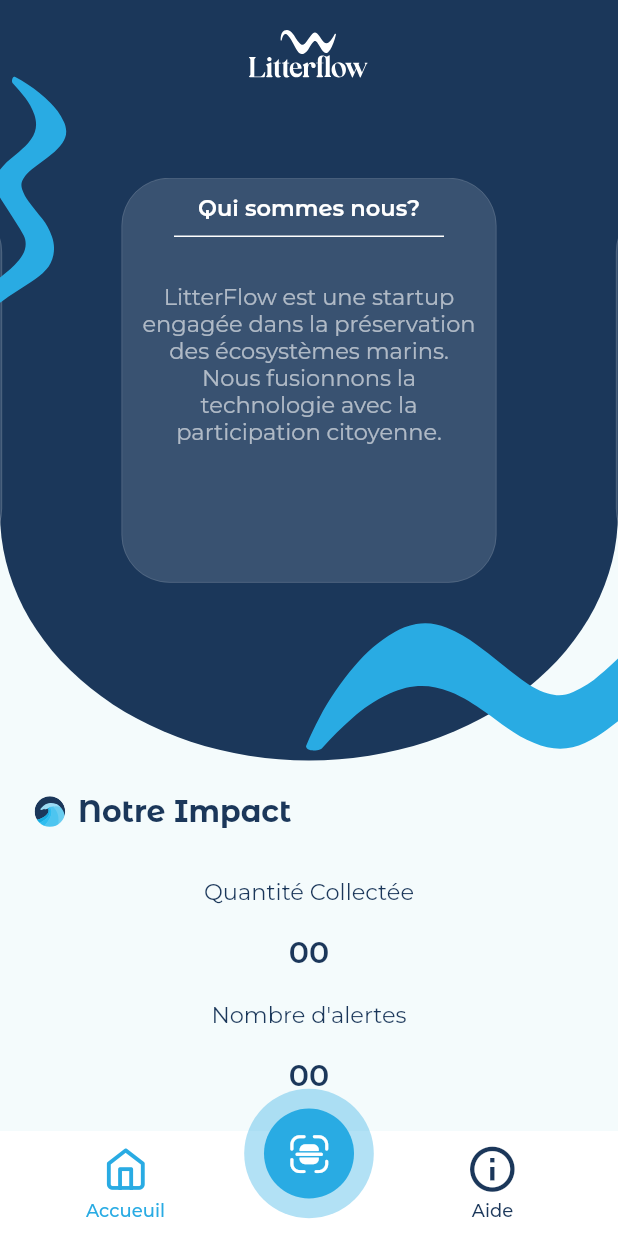
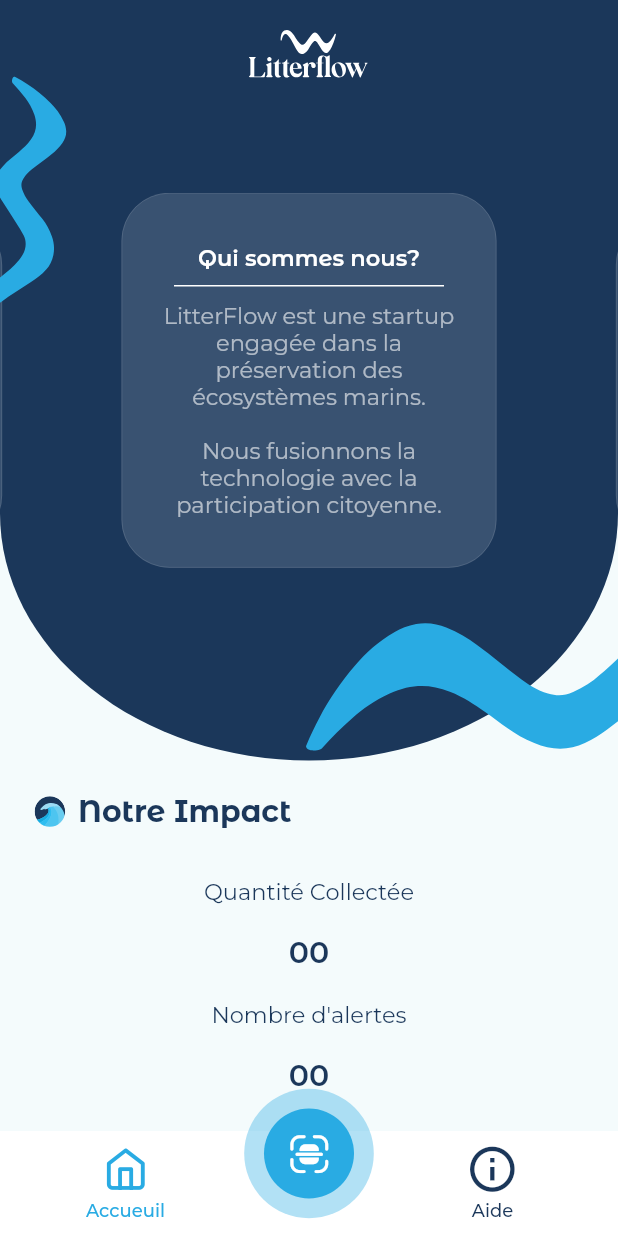
Before and after one commit to Bilal001122/litterflow-app, a Flutter app: the screen it shows after launch, after a tap on "Passer", on a phone screen of 412 x 824 dp. Run offline on Flutter 3.47's test engine with Material 2 defaults, Android fonts, the phone set to English and light mode, and no system bars; drawn by our look-alikes of carousel_slider; our stand-ins replace bloc, camera, cloud_firestore, firebase_core, firebase_storage, flutter_bloc and 5 more; accounts and stored records are empty; generated files the repository leaves out were written again; project files that could hold a hidden picture were left out.

Commit message:
work done for bilal

```diff
--- a/lib/constants/strings.dart
+++ b/lib/constants/strings.dart
@@ -38,27 +38,27 @@
   // First Carousel
   static const String carousel1Title = 'Qui sommes nous?';
   static const String carousel1Subtitle =
-      'LitterFlow est une startup engagée dans la préservation des écosystèmes marins.\nNous fusionnons la technologie avec la participation citoyenne.';
+      'LitterFlow est une startup\nengagée dans la\npréservation des\nécosystèmes marins.\n\nNous fusionnons la\ntechnologie avec la\nparticipation citoyenne.';
 
   // Second Carousel
   static const String carousel2Title = 'Qui sommes nous?';
   static const String carousel2Subtitle =
-      'En permettant aux citoyens de signaler les déchets flottants dans les ports.\nNotre équipe intervient ensuite pour les collecter et sensibiliser le public à la préservation de l’environnement marin.';
+      'En permettant aux\ncitoyens de signaler les\ndéchets flottants dans les\nports.\nNotre équipe intervient\nensuite pour les collecter\net sensibiliser le public à la\npréservation de\nl’environnement marin.';
 
   // Third Carousel
   static const String carousel3Title = 'Pourquoi contribuer?';
   static const String carousel3Subtitle =
-      'Votre action dans la lutte contre les déchets flottants contribue directement à la protection de la biodiversité côtière et à la sauvegarde de nos écosystèmes marins pour les générations futures.';
+      'Votre action dans la lutte\ncontre les déchets\nflottants contribue\ndirectement à la\nprotection de la\nbiodiversité côtière et à la\nsauvegarde de nos\nécosystèmes marins pour\nles générations futures.';
 
   // Fourth Carousel
   static const String carousel4Title = 'Pourquoi contribuer?';
   static const String carousel4Subtitle =
-      'La préservation de nos ports est essentiel pour maintenir un environnement côtier propre et préserver la vie marine. Rejoignez-nous pour un impact positif et durable sur nos côtes.';
+      'La préservation de nos\nports est essentiel pour\nmaintenir un\nenvironnement côtier\npropre et préserver la vie\nmarine.\nRejoignez-nous pour un\nimpact positif et durable\nsur nos côtes.';
 
   // Fifth Carousel
   static const String carousel5Title = 'Comment contribuer?';
   static const String carousel5Subtitle =
-      'Agissez pour un Port Propre. Signalez leur présence facilement en prenant une photo via notre application mobile en un simple clic sur le bouton d\'en bas.';
+      'Agissez pour un Port\nPropre en contribuant à la\nlutte contre les déchets\nflottants.\nSignalez leur présence\nfacilement en prenant une\nphoto via notre application\nmobile en un simple clic\nsur le bouton d\'en bas.';
 }
 
 class ScanStrings {
@@ -118,7 +118,7 @@
     {
       'question': 'Comment protéger la confidentialité de mes informations tout en signalant des déchets ?',
       'answer':
-      'L\’application vous permet de signaler et d’identifier manuellement les déchets flottants que vous repérez sur la surface de l\’eau. Vous prenez une photo de l\’objet et fournissez des détails sur le type de déchet.'
+      'L’application vous permet de signaler et d’identifier manuellement les déchets flottants que vous repérez sur la surface de l’eau. Vous prenez une photo de l’objet et fournissez des détails sur le type de déchet.'
     },
     {
       'question':
--- a/lib/presentation/app_router/app_router.dart
+++ b/lib/presentation/app_router/app_router.dart
@@ -18,16 +18,48 @@
           builder: (_) => const AppLayout(),
         );
       case '/guide':
-        return MaterialPageRoute(
-          builder: (_) => const GuideScreen(),
+        return PageRouteBuilder(
+          transitionDuration: const Duration(milliseconds: 300),
+          pageBuilder: (context, animation, secondaryAnimation) {
+            return const GuideScreen();
+          },
+          transitionsBuilder: (context, animation, secondaryAnimation, child) {
+            return SlideTransition(
+              position: animation.drive(
+                Tween(
+                  begin: const Offset(0.0, 1.0),
+                  end: Offset.zero,
+                ).chain(
+                  CurveTween(curve: Curves.ease),
+                ),
+              ),
+              child: child,
+            );
+          },
         );
       case '/home':
         return MaterialPageRoute(
           builder: (_) => const HomeScreen(),
         );
       case '/scan':
-        return MaterialPageRoute(
-          builder: (_) => const ScanScreen(),
+        return PageRouteBuilder(
+          transitionDuration: const Duration(milliseconds: 300),
+          pageBuilder: (context, animation, secondaryAnimation) {
+            return const ScanScreen();
+          },
+          transitionsBuilder: (context, animation, secondaryAnimation, child) {
+            return SlideTransition(
+              position: animation.drive(
+                Tween(
+                  begin: const Offset(0.0, 1.0),
+                  end: Offset.zero,
+                ).chain(
+                  CurveTween(curve: Curves.ease),
+                ),
+              ),
+              child: child,
+            );
+          },
         );
       case '/image_show':
         return MaterialPageRoute(
--- a/lib/presentation/screens/help/help_screen.dart
+++ b/lib/presentation/screens/help/help_screen.dart
@@ -16,7 +16,6 @@
         body: Column(
           children: [
             Expanded(
-                //width: double.infinity,
               child: Stack(
                 fit: StackFit.loose,
                 children: [
@@ -59,7 +58,7 @@
                 shrinkWrap: true,
                 itemCount: HelpStrings.questionAnswers.length,
                 padding: const EdgeInsets.all(10.0),
-                  itemBuilder: (context, index){
+                itemBuilder: (context, index) {
                   return Card(
                     shape: const RoundedRectangleBorder(
                       borderRadius: BorderRadius.all(Radius.circular(10.0)),
@@ -70,26 +69,18 @@
                       ),
                     ),
                     elevation: 0,
-
-                      child : ExpansionTile(
-                        //tilePadding: EdgeInsets.all(10.0),
+                    child: ExpansionTile(
                       leading: SvgPicture.asset(HelpImages.faqIcon),
                       textColor: AppColors.kSecondaryColor,
-                        /*
-                        trailing: Icon(
-
-                          //MyFlutterApp.angleUp,
-
-                          color: AppColors.kSecondaryColor,
-                          //_customIcon ? MyFlutterApp.angleDown : MyFlutterApp.angleUp,
-                        ),*/
-                        //collapsedShape: ,
-
                       iconColor: AppColors.kSecondaryColor,
                       collapsedIconColor: AppColors.kSecondaryColor,
-                        //shape:
+                      shape: const Border(),
                       title: Text(
-                          HelpStrings.questionAnswers.elementAt(index).values.elementAt(0).toString(),
+                        HelpStrings.questionAnswers
+                            .elementAt(index)
+                            .values
+                            .elementAt(0)
+                            .toString(),
                         style: const TextStyle(
                           color: AppColors.kSecondaryColor,
                           fontFamily: 'MontserratAlternates',
@@ -101,17 +92,23 @@
                       expandedCrossAxisAlignment: CrossAxisAlignment.start,
                       children: [
                         Center(
-                            child: SvgPicture.asset(HelpImages.line, width: 300.0,),
-
+                          child: SvgPicture.asset(
+                            HelpImages.line,
+                            width: 300.0,
+                          ),
                         ),
                         ListTile(
                           title: Opacity(
                             opacity: 0.7,
-                              child : Padding(
+                            child: Padding(
                               padding: const EdgeInsets.all(8.0),
                               child: Text(
-                                  HelpStrings.questionAnswers.elementAt(index).values.elementAt(1).toString(),
-                                  style : const TextStyle(
+                                HelpStrings.questionAnswers
+                                    .elementAt(index)
+                                    .values
+                                    .elementAt(1)
+                                    .toString(),
+                                style: const TextStyle(
                                   color: AppColors.kSecondaryColor,
                                   fontFamily: 'Montserrat',
                                   fontSize: 10.0,
@@ -128,15 +125,13 @@
               ),
             ),
             Padding(
-                padding: const EdgeInsets.symmetric(vertical: 6.0, horizontal: 20.0),
+              padding:
+                  const EdgeInsets.symmetric(vertical: 6.0, horizontal: 20.0),
               child: Row(
                 children: [
                   const Expanded(
                     child: Text(
-
                       HelpStrings.helpFooter,
-
-                        //overflow: TextOverflow.,
                       softWrap: true,
                       maxLines: 3,
                       style: TextStyle(
@@ -149,7 +144,6 @@
                   ),
                   Container(
                     margin: const EdgeInsets.only(left: 15.0),
-                      //padding: EdgeInsets.symmetric(horizontal: 22, vertical: 11),
                     decoration: BoxDecoration(
                       boxShadow: [
                         BoxShadow(
@@ -161,7 +155,6 @@
                     ),
                     child: TextButton(
                       style: TextButton.styleFrom(
-                          //foregroundColor: AppColors.kSecondaryColor,
                         backgroundColor: AppColors.kPrimaryColor,
                         shape: RoundedRectangleBorder(
                           borderRadius: BorderRadius.circular(10),
@@ -171,7 +164,8 @@
                         Navigator.pushNamed(context, '/guide');
                       },
                       child: const Padding(
-                          padding: EdgeInsets.symmetric(horizontal: 8.0, vertical: 6.0),
+                        padding: EdgeInsets.symmetric(
+                            horizontal: 8.0, vertical: 6.0),
                         child: Text(
                           HelpStrings.helpFooterButton,
                           style: TextStyle(
@@ -180,10 +174,8 @@
                             fontWeight: FontWeight.w600,
                             fontFamily: 'MontserratAlternates',
                           ),
-
                         ),
                       ),
-
                     ),
                   ),
                 ],
@@ -192,7 +184,6 @@
             Padding(
               padding: const EdgeInsets.only(bottom: 10),
               child: Row(
-                  //crossAxisAlignment: CrossAxisAlignment.spaceAround,
                 mainAxisAlignment: MainAxisAlignment.spaceEvenly,
                 children: [
                   Row(
--- a/lib/presentation/screens/home/home_screen.dart
+++ b/lib/presentation/screens/home/home_screen.dart
@@ -3,8 +3,7 @@
 import 'package:litterflow_app/constants/colors.dart';
 import 'package:litterflow_app/constants/images.dart';
 import 'package:litterflow_app/constants/strings.dart';
-
-import '../../widgets/home/home_carroussel.dart';
+import '../../widgets/home/home_carousel.dart';
 
 class HomeScreen extends StatelessWidget {
   const HomeScreen({super.key});
@@ -18,7 +17,9 @@
             Expanded(
               child: Container(
                 decoration: const BoxDecoration(
-                    borderRadius: BorderRadius.only(bottomLeft: Radius.elliptical(250.0,200), bottomRight: Radius.elliptical(250.0,200)),
+                  borderRadius: BorderRadius.only(
+                      bottomLeft: Radius.elliptical(250.0, 200),
+                      bottomRight: Radius.elliptical(250.0, 200)),
                   color: AppColors.kSecondaryColor,
                 ),
                 width: double.infinity,
@@ -26,14 +27,13 @@
                   alignment: Alignment.center,
                   children: [
                     Positioned(
-                        top : 20,
-
+                      top: 20,
                       child: SvgPicture.asset(
                         GlobalImages.logoWhite,
                       ),
                     ),
-                      Positioned(
-                          child: HomeCarroussel(),
+                    const Positioned(
+                      child: HomeCarousel(),
                     ),
                     Positioned(
                       left: 0,
@@ -48,7 +48,6 @@
                   ],
                 ),
               ),
-
             ),
             Padding(
               padding: const EdgeInsets.all(15.0),
--- a/lib/presentation/widgets/guide/first_carousel_slide.dart
+++ b/lib/presentation/widgets/guide/first_carousel_slide.dart
@@ -1,4 +1,5 @@
 import 'package:flutter/material.dart';
+import 'package:flutter_svg/flutter_svg.dart';
 import '../../../constants/colors.dart';
 import '../../../constants/icons.dart';
 import '../../../constants/images.dart';
--- a/lib/presentation/widgets/guide/third_carousel_slide.dart
+++ b/lib/presentation/widgets/guide/third_carousel_slide.dart
@@ -59,6 +59,7 @@
               Image.asset(
                 GuideImages.thirdSlideImage2,
                 fit: BoxFit.fitWidth,
+                height: 120,
               ),
             ],
           ),
--- a/lib/presentation/widgets/home/home_carroussel.dart
+++ b/lib/presentation/widgets/home/home_carousel.dart
@@ -3,71 +3,76 @@
 import 'package:litterflow_app/constants/colors.dart';
 import 'package:litterflow_app/constants/strings.dart';
 
-class HomeCarroussel extends StatefulWidget {
+class HomeCarousel extends StatefulWidget {
+  static final List<String> titles = [
+    HomeStrings.carousel1Title,
+    HomeStrings.carousel2Title,
+    HomeStrings.carousel3Title,
+    HomeStrings.carousel4Title,
+    HomeStrings.carousel5Title
+  ];
+  static final List<String> subTitles = [
+    HomeStrings.carousel1Subtitle,
+    HomeStrings.carousel2Subtitle,
+    HomeStrings.carousel3Subtitle,
+    HomeStrings.carousel4Subtitle,
+    HomeStrings.carousel5Subtitle
+  ];
 
-  static final List<String> titles = [HomeStrings.carousel1Title, HomeStrings.carousel2Title, HomeStrings.carousel3Title, HomeStrings.carousel4Title, HomeStrings.carousel5Title];
-  static final List<String> subTitles = [HomeStrings.carousel1Subtitle, HomeStrings.carousel2Subtitle, HomeStrings.carousel3Subtitle, HomeStrings.carousel4Subtitle, HomeStrings.carousel5Subtitle];
-
-  const HomeCarroussel({
+  const HomeCarousel({
     Key? key,
-  }): super(key: key);
-
+  }) : super(key: key);
 
   @override
-  State<HomeCarroussel> createState() => _HomeCarrousselState();
-
+  State<HomeCarousel> createState() => _HomeCarouselState();
 }
 
-class _HomeCarrousselState extends State<HomeCarroussel> {
+class _HomeCarouselState extends State<HomeCarousel> {
   final PageController _pageController = PageController(initialPage: 0);
 
   @override
   void dispose() {
     _pageController.dispose();
     super.dispose();
-
   }
 
   @override
   Widget build(BuildContext context) {
     return CarouselSlider(
-      items: [0,1,2,3,4].map((i) {
-        return Container(
+      items: [0, 1, 2, 3, 4].map((i) {
+        return Center(
+          child: Container(
             width: 250,
-          //height: 500,
             decoration: BoxDecoration(
               color: const Color(0xffe7ebf3).withOpacity(0.15),
               borderRadius: BorderRadius.circular(32),
               border: Border.all(
                 color: Colors.white.withOpacity(0.15),
                 width: 0.5,
-            )
+              ),
             ),
             child: Center(
               child: Column(
+                mainAxisAlignment: MainAxisAlignment.center,
+                mainAxisSize: MainAxisSize.min,
                 children: [
                   Center(
                     child: Padding(
-                      padding: const EdgeInsets.all(10.0),
+                      padding: const EdgeInsets.only(bottom: 10.0),
                       child: Text(
-                        HomeCarroussel.titles.elementAt(i),
+                        HomeCarousel.titles.elementAt(i),
                         textAlign: TextAlign.center,
                         style: const TextStyle(
                           color: AppColors.kWhiteColor,
                           fontSize: 15,
                           fontWeight: FontWeight.w600,
                           fontFamily: 'MontserratAlternates',
-
                         ),
                       ),
-
                     ),
                   ),
-
                   Center(
-
                     child: Container(
-                      margin: const EdgeInsets.only(bottom: 20.0),
                       color: AppColors.kWhiteColor,
                       width: 180,
                       height: 1,
@@ -75,15 +80,14 @@
                   ),
                   Center(
                     child: Padding(
-                      padding: const EdgeInsets.only(left: 10.0, right: 10.0, top:10.0),
+                      padding: const EdgeInsets.only(top: 10.0),
                       child: Text(
-                        HomeCarroussel.subTitles.elementAt(i),
+                        HomeCarousel.subTitles.elementAt(i),
                         textAlign: TextAlign.center,
                         style: TextStyle(
                           color: AppColors.kWhiteColor.withOpacity(0.6),
                           fontSize: 15,
                           fontWeight: FontWeight.w400,
-                          //fontFamily: 'MontserratAlternates',
                         ),
                         softWrap: true,
                       ),
@@ -92,16 +96,17 @@
                 ],
               ),
             ),
+          ),
         );
       }).toList(),
       options: CarouselOptions(
-        height: 270,
-        //aspectRatio: 10,
+        height: 250,
         enlargeCenterPage: true,
         enlargeFactor: 0.3,
         enlargeStrategy: CenterPageEnlargeStrategy.height,
+        autoPlay: true,
+        autoPlayInterval: const Duration(seconds: 5),
       ),
-
     );
   }
 }
```
Also changed, not shown: assets/images/first_slide.png, assets/images/flower.png. Lines whose indentation alone changed are shown as unchanged.
